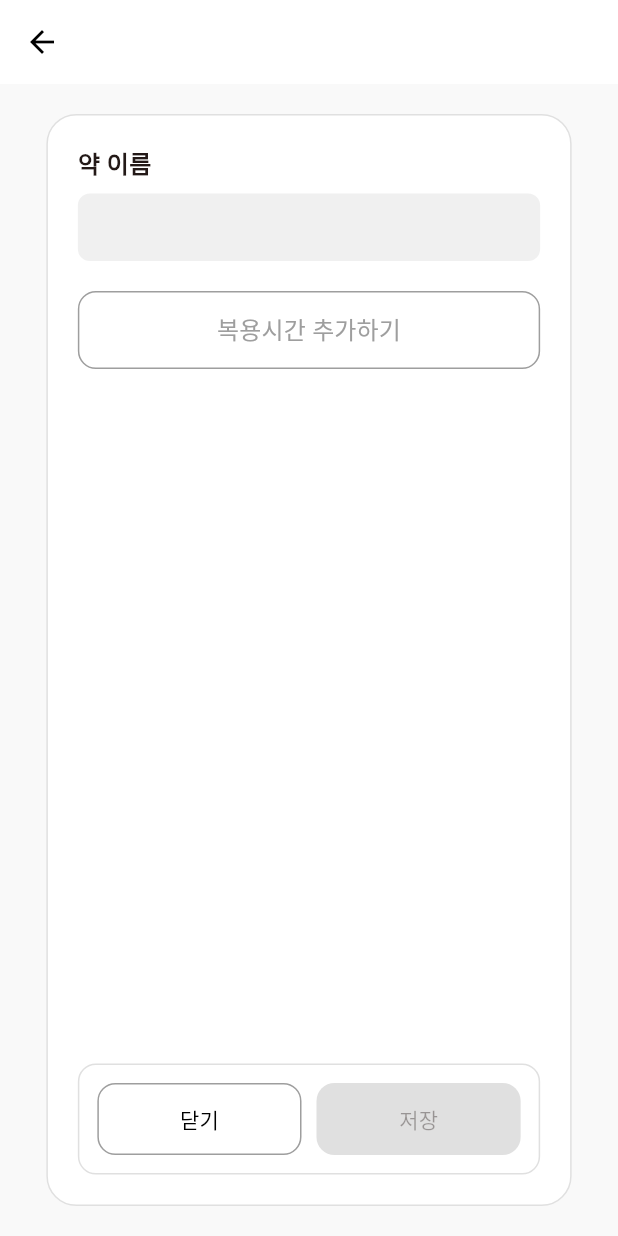
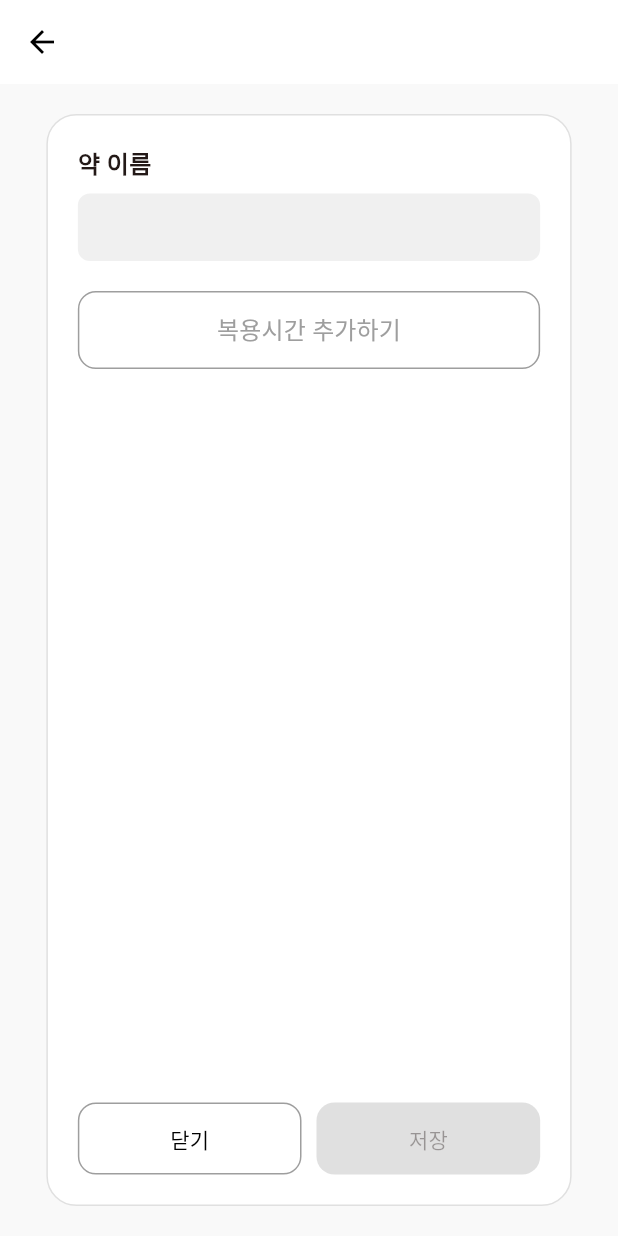
Before and after one commit to gdsc-ssu/ongi-app, a Flutter app: the TimedMedicineAdder screen opened directly with empty values, on a phone screen of 412 x 824 dp. Run offline on Flutter 3.47's test engine with Material 3 defaults, Android fonts, the phone set to English and light mode, and no system bars.

Commit message:
[feat] timed_medicine 수정

```diff
--- a/ongi/lib/widgets/medicine/timed_medicine_adder.dart
+++ b/ongi/lib/widgets/medicine/timed_medicine_adder.dart
@@ -87,13 +87,13 @@ class _TimedMedicineAdderState extends State<TimedMedicineAdder> {
       ),
       body: Center(
         child: Container(
-          width: MediaQuery.of(context).size.width * 0.85, // 가로폭 줄이기
+          width: MediaQuery.of(context).size.width * 0.85,
           margin: const EdgeInsets.all(20),
           padding: const EdgeInsets.all(20),
           decoration: BoxDecoration(
             color: Colors.white,
             borderRadius: BorderRadius.circular(20),
-            border: Border.all(color: Colors.grey.shade300),
+            border: Border.all(color: Colors.grey.shade300), // ✅ 전체 박스 테두리 유지
           ),
           child: Column(
             crossAxisAlignment: CrossAxisAlignment.start,
@@ -145,14 +145,8 @@ class _TimedMedicineAdderState extends State<TimedMedicineAdder> {
                 ),
               ),
               const SizedBox(height: 12),
-              Container(
-                width: double.infinity,
-                padding: const EdgeInsets.all(12),
-                decoration: BoxDecoration(
-                  border: Border.all(color: Colors.grey.shade300),
-                  borderRadius: BorderRadius.circular(12),
-                ),
-                child: Row(
+              // ✅ 회색 테두리를 제거한 버튼 Row
+              Row(
                 children: [
                   Expanded(
                     child: OutlinedButton(
@@ -190,7 +184,6 @@ class _TimedMedicineAdderState extends State<TimedMedicineAdder> {
                   ),
                 ],
               ),
-              ),
             ],
           ),
         ),
```
Lines whose indentation alone changed are shown as unchanged.
